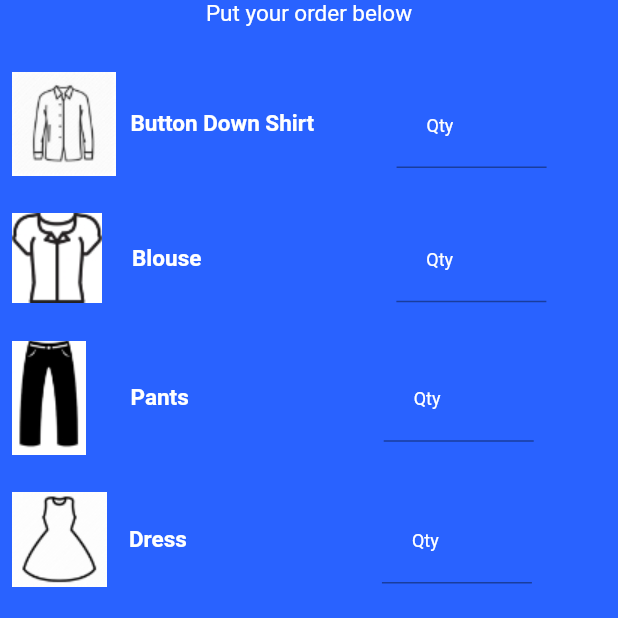
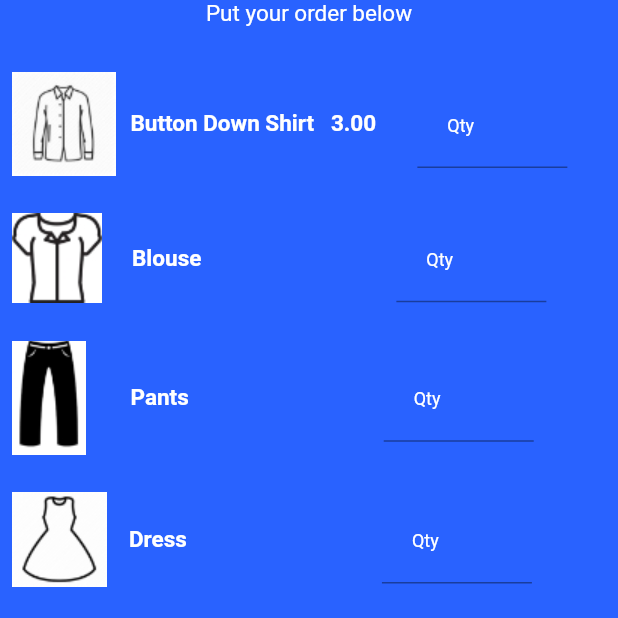
Before and after one commit to fauzipradipta/ProfessionalLaundry, a Flutter app: the PricePage screen opened directly, after a tap on the "arrow back ios" icon, on a phone screen of 412 x 824 dp, the top half of it. Run offline on Flutter 3.47's test engine with Material 2 defaults, Android fonts, the phone set to English and light mode, and no system bars; our stand-ins replace cloud_firestore, firebase_auth, firebase_core, firebase_database, google_fonts, timeline_tile; accounts and stored records are empty.

Commit message:
Update Price Page

```diff
--- a/lib/Screens/Bodymainpage.dart
+++ b/lib/Screens/Bodymainpage.dart
@@ -72,16 +72,18 @@ class  _BodyMainPageState extends State<BodyMainPage> {
                     Image.asset('assets/images/buttonDownShirt.jpg'),
                     Padding(
                       padding:  EdgeInsets.only(left:10),
-                      child: Text('Button Down Shirt',
+                      child: Text('Button Down Shirt   3.00  ',
                           style: TextStyle(
                               fontWeight:FontWeight.w600,
                               color: Colors.white,
                               fontSize: 15
                           )
                       ),
+
                     ),
+
                     Padding(
-                      padding: EdgeInsets.only(left:55),
+                      padding: EdgeInsets.only(left:20),
                       child: SizedBox(
                         width: 100,
                         child: TextFormField(
--- a/lib/Screens/PricePage.dart
+++ b/lib/Screens/PricePage.dart
@@ -35,6 +35,24 @@ class _PricePageState extends State<PricePage> {
             mainAxisAlignment:MainAxisAlignment.start,
 
             children:[
+              Padding(
+                padding:EdgeInsets.only(top:10),
+                child: Row(
+                  children: <Widget>[
+                    Padding(
+                      padding:EdgeInsets.only(left:300),
+
+                      child: Text('   Price',
+                          style: TextStyle(
+                              fontWeight:FontWeight.bold,
+                              color: Colors.black,
+                              fontSize: 15,
+                          )
+                      ),
+                    ),
+                  ],
+                ),
+              ),
 
             //Button Down Shirt
             Padding(
@@ -53,9 +71,10 @@ class _PricePageState extends State<PricePage> {
                                 ),
                   ),
 
+
                   Padding(
                     padding:EdgeInsets.only(left:100),
-                    child: Text('    3',
+                    child: Text('    3.00',
                                   style: TextStyle(
                                     fontWeight:FontWeight.w600,
                                     color: Colors.black,
@@ -86,7 +105,7 @@ class _PricePageState extends State<PricePage> {
 
                   Padding(
                     padding:EdgeInsets.only(left:190),
-                    child: Text('   6',
+                    child: Text('   6.00',
                                   style: TextStyle(
                                     fontWeight:FontWeight.w600,
                                     color: Colors.black,
@@ -117,7 +136,7 @@ class _PricePageState extends State<PricePage> {
 
                   Padding(
                     padding:EdgeInsets.only(left:140),
-                    child: Text('   6',
+                    child: Text('   6.00',
                                   style: TextStyle(
                                     fontWeight:FontWeight.w600,
                                     color: Colors.black,
@@ -148,7 +167,7 @@ class _PricePageState extends State<PricePage> {
 
                   Padding(
                     padding:EdgeInsets.only(left:185),
-                    child: Text('   9',
+                    child: Text('   9.00',
                                   style: TextStyle(
                                     fontWeight:FontWeight.w600,
                                     color: Colors.black,
@@ -179,7 +198,7 @@ class _PricePageState extends State<PricePage> {
 
                   Padding(
                     padding:EdgeInsets.only(left:180),
-                    child: Text('   5',
+                    child: Text('   5.00',
                                   style: TextStyle(
                                     fontWeight:FontWeight.w600,
                                     color: Colors.black,
@@ -192,10 +211,7 @@ class _PricePageState extends State<PricePage> {
             ),
           ]
         )
-
       )
-
-
     );
   }
 }
```
Also changed, not shown: pubspec.lock.
